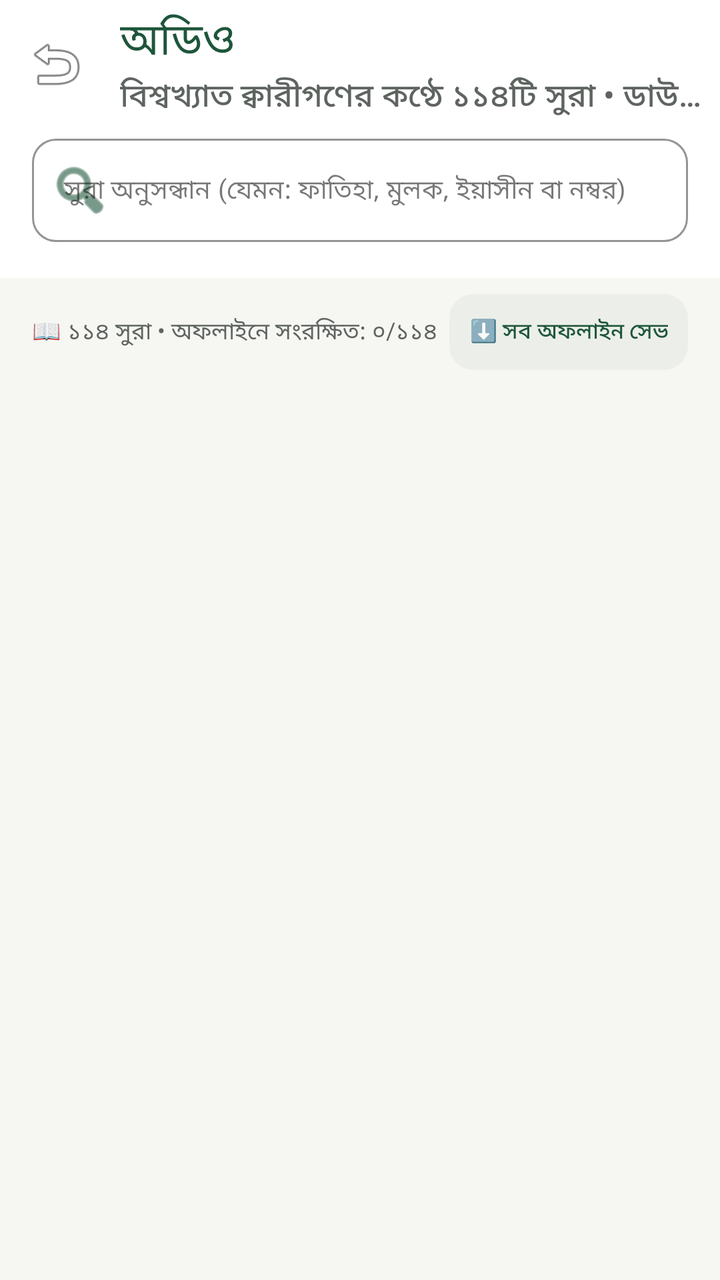
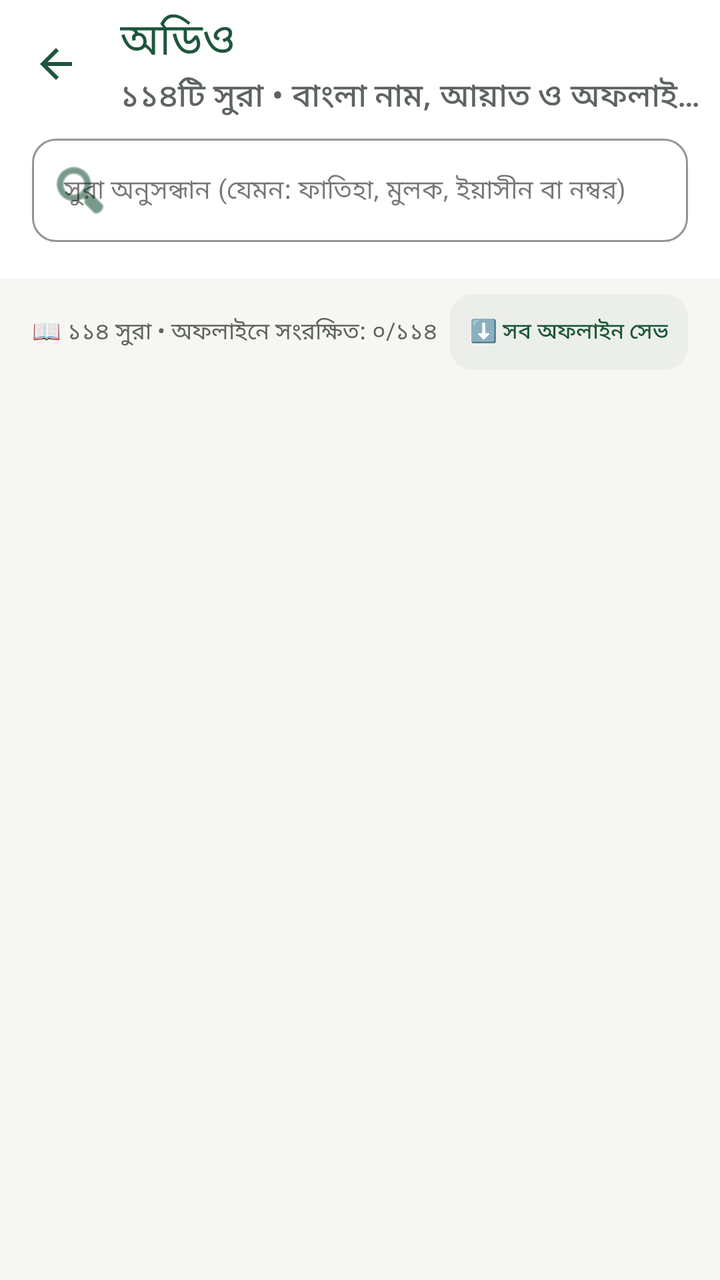

The first picture is an Android layout as it rendered before a commit; the second is the same layout after the commit. The layout source and the unified diff follow.
<!-- AndroidManifest.xml: activity theme Theme.IslamicAlarm -->
<!-- res/layout/activity_audio_quran.xml -->
<?xml version="1.0" encoding="utf-8"?>
<androidx.coordinatorlayout.widget.CoordinatorLayout xmlns:android="http://schemas.android.com/apk/res/android"
    xmlns:app="http://schemas.android.com/apk/res-auto"
    android:layout_width="match_parent"
    android:layout_height="match_parent"
    android:background="@color/background">

    <com.google.android.material.appbar.AppBarLayout
        android:layout_width="match_parent"
        android:layout_height="wrap_content"
        android:background="@color/primary"
        app:elevation="0dp"
        app:liftOnScroll="false">

        <androidx.appcompat.widget.Toolbar
            android:id="@+id/toolbarAudioQuran"
            android:layout_width="match_parent"
            android:layout_height="?attr/actionBarSize"
            app:navigationIcon="@android:drawable/ic_menu_revert"
            app:subtitle="বিশ্বখ্যাত ক্বারীগণের কণ্ঠে ১১৪টি সুরা • ডাউনলোড ও অফলাইন"
            app:subtitleTextColor="@color/text_secondary"
            app:title="অডিও"
            app:titleTextColor="@color/secondary" />

        
        <LinearLayout
            android:layout_width="match_parent"
            android:layout_height="wrap_content"
            android:paddingHorizontal="16dp"
            android:paddingBottom="8dp">

            <com.google.android.material.textfield.TextInputLayout
                android:id="@+id/tilSearchAudioSurah"
                style="@style/Widget.MaterialComponents.TextInputLayout.OutlinedBox"
                android:layout_width="match_parent"
                android:layout_height="wrap_content"
                app:boxBackgroundColor="@color/surface"
                app:boxCornerRadiusBottomEnd="12dp"
                app:boxCornerRadiusBottomStart="12dp"
                app:boxCornerRadiusTopEnd="12dp"
                app:boxCornerRadiusTopStart="12dp"
                app:boxStrokeColor="@color/secondary"
                app:hintTextColor="@color/secondary"
                app:startIconDrawable="@android:drawable/ic_menu_search"
                app:startIconTint="@color/secondary">

                <com.google.android.material.textfield.TextInputEditText
                    android:id="@+id/etSearchAudioSurah"
                    android:layout_width="match_parent"
                    android:layout_height="wrap_content"
                    android:hint="সুরা অনুসন্ধান (যেমন: ফাতিহা, মুলক, ইয়াসীন বা নম্বর)"
                    android:imeOptions="actionSearch"
                    android:inputType="text"
                    android:maxLines="1"
                    android:textColor="@color/text_primary"
                    android:textSize="13sp" />

            </com.google.android.material.textfield.TextInputLayout>

        </LinearLayout>

        
        <HorizontalScrollView
            android:layout_width="match_parent"
            android:layout_height="wrap_content"
            android:paddingHorizontal="16dp"
            android:paddingBottom="10dp"
            android:scrollbars="none">

            <com.google.android.material.chip.ChipGroup
                android:id="@+id/chipGroupReciters"
                android:layout_width="wrap_content"
                android:layout_height="wrap_content"
                app:singleSelection="true" />

        </HorizontalScrollView>

    </com.google.android.material.appbar.AppBarLayout>

    <LinearLayout
        android:layout_width="match_parent"
        android:layout_height="match_parent"
        android:orientation="vertical"
        app:layout_behavior="@string/appbar_scrolling_view_behavior">

        
        <LinearLayout
            android:layout_width="match_parent"
            android:layout_height="wrap_content"
            android:gravity="center_vertical"
            android:orientation="horizontal"
            android:paddingHorizontal="16dp"
            android:paddingTop="8dp"
            android:paddingBottom="4dp">

            <TextView
                android:id="@+id/tvSurahCountLabel"
                android:layout_width="0dp"
                android:layout_height="wrap_content"
                android:layout_weight="1"
                android:text="📖 ১১৪ সুরা • অফলাইনে সংরক্ষিত: ০/১১৪"
                android:textColor="@color/text_secondary"
                android:textSize="11.5sp" />

            <com.google.android.material.button.MaterialButton
                android:id="@+id/btnDownloadAllOffline"
                style="@style/Widget.Material3.Button.TonalButton"
                android:layout_width="wrap_content"
                android:layout_height="38dp"
                android:insetTop="0dp"
                android:insetBottom="0dp"
                android:paddingHorizontal="10dp"
                android:text="⬇️ সব অফলাইন সেভ"
                android:textColor="@color/secondary"
                android:textSize="11sp"
                app:backgroundTint="@color/surface_container"
                app:cornerRadius="12dp" />

        </LinearLayout>

        <ProgressBar
            android:id="@+id/pbBatchDownload"
            style="@style/Widget.AppCompat.ProgressBar.Horizontal"
            android:layout_width="match_parent"
            android:layout_height="4dp"
            android:layout_marginHorizontal="16dp"
            android:layout_marginBottom="4dp"
            android:max="114"
            android:progressTint="@color/secondary"
            android:visibility="gone" />

        
        <androidx.recyclerview.widget.RecyclerView
            android:id="@+id/rvAudioSurahs"
            android:layout_width="match_parent"
            android:layout_height="0dp"
            android:layout_weight="1"
            android:clipToPadding="false"
            android:paddingBottom="140dp" />

    </LinearLayout>

    
    <com.google.android.material.card.MaterialCardView
        android:id="@+id/cardFullAudioPlayer"
        android:layout_width="match_parent"
        android:layout_height="wrap_content"
        android:layout_gravity="bottom"
        android:layout_marginHorizontal="12dp"
        android:layout_marginBottom="12dp"
        android:visibility="gone"
        app:cardBackgroundColor="@color/surface"
        app:cardCornerRadius="18dp"
        app:cardElevation="10dp"
        app:strokeColor="@color/secondary"
        app:strokeWidth="1.5dp">

        <LinearLayout
            android:layout_width="match_parent"
            android:layout_height="wrap_content"
            android:orientation="vertical"
            android:padding="12dp">

            
            <LinearLayout
                android:layout_width="match_parent"
                android:layout_height="wrap_content"
                android:gravity="center_vertical"
                android:orientation="horizontal">

                <LinearLayout
                    android:layout_width="0dp"
                    android:layout_height="wrap_content"
                    android:layout_weight="1"
                    android:orientation="vertical">

                    <TextView
                        android:id="@+id/tvPlayerSurahTitle"
                        android:layout_width="wrap_content"
                        android:layout_height="wrap_content"
                        android:text="সুরা ১: আল-ফাতিহা (الفاتحة)"
                        android:textColor="@color/text_primary"
                        android:textSize="15sp"
                        android:textStyle="bold" />

                    <TextView
                        android:id="@+id/tvPlayerReciterName"
                        android:layout_width="wrap_content"
                        android:layout_height="wrap_content"
                        android:layout_marginTop="2dp"
                        android:text="ক্বারী মিশারী রশিদ আল-আফাসি"
                        android:textColor="@color/secondary"
                        android:textSize="12sp" />

                </LinearLayout>

                <ImageButton
                    android:id="@+id/btnPlayerClose"
                    android:layout_width="32dp"
                    android:layout_height="32dp"
                    android:background="?attr/selectableItemBackgroundBorderless"
                    android:contentDescription="Close Player"
                    android:src="@android:drawable/ic_menu_close_clear_cancel"
                    app:tint="@color/text_secondary" />

            </LinearLayout>

            
            <SeekBar
                android:id="@+id/sbSurahProgress"
                android:layout_width="match_parent"
                android:layout_height="wrap_content"
                android:layout_marginTop="6dp"
                android:max="100"
                android:progress="0"
                android:progressTint="@color/secondary"
                android:thumbTint="@color/secondary" />

            
            <LinearLayout
                android:layout_width="match_parent"
                android:layout_height="wrap_content"
                android:paddingHorizontal="8dp"
                android:orientation="horizontal">

                <TextView
                    android:id="@+id/tvPlayerCurrentTime"
                    android:layout_width="0dp"
                    android:layout_height="wrap_content"
                    android:layout_weight="1"
                    android:text="০০:০০"
                    android:textColor="@color/text_secondary"
                    android:textSize="11sp" />

                <TextView
                    android:id="@+id/tvPlayerTotalDuration"
                    android:layout_width="wrap_content"
                    android:layout_height="wrap_content"
                    android:text="০০:০০"
                    android:textColor="@color/text_secondary"
                    android:textSize="11sp" />

            </LinearLayout>

            
            <LinearLayout
                android:layout_width="match_parent"
                android:layout_height="wrap_content"
                android:gravity="center"
                android:orientation="horizontal">

                <ImageButton
                    android:id="@+id/btnPlayerRepeat"
                    android:layout_width="40dp"
                    android:layout_height="40dp"
                    android:layout_marginEnd="16dp"
                    android:background="?attr/selectableItemBackgroundBorderless"
                    android:contentDescription="Repeat Mode"
                    android:src="@android:drawable/ic_menu_rotate"
                    app:tint="@color/text_secondary" />

                <ImageButton
                    android:id="@+id/btnPlayerPrev"
                    android:layout_width="44dp"
                    android:layout_height="44dp"
                    android:layout_marginEnd="12dp"
                    android:background="?attr/selectableItemBackgroundBorderless"
                    android:contentDescription="Previous Surah"
                    android:src="@android:drawable/ic_media_previous"
                    app:tint="@color/text_primary" />

                <com.google.android.material.floatingactionbutton.FloatingActionButton
                    android:id="@+id/btnPlayerPlayPause"
                    android:layout_width="wrap_content"
                    android:layout_height="wrap_content"
                    android:contentDescription="Play/Pause"
                    android:src="@android:drawable/ic_media_play"
                    app:backgroundTint="@color/secondary"
                    app:fabCustomSize="52dp"
                    app:tint="@color/primary" />

                <ImageButton
                    android:id="@+id/btnPlayerNext"
                    android:layout_width="44dp"
                    android:layout_height="44dp"
                    android:layout_marginStart="12dp"
                    android:background="?attr/selectableItemBackgroundBorderless"
                    android:contentDescription="Next Surah"
                    android:src="@android:drawable/ic_media_next"
                    app:tint="@color/text_primary" />

                <ImageButton
                    android:id="@+id/btnPlayerMushaf"
                    android:layout_width="40dp"
                    android:layout_height="40dp"
                    android:layout_marginStart="16dp"
                    android:background="?attr/selectableItemBackgroundBorderless"
                    android:contentDescription="Open Mushaf"
                    android:src="@android:drawable/ic_menu_agenda"
                    app:tint="@color/text_secondary" />

            </LinearLayout>

        </LinearLayout>

    </com.google.android.material.card.MaterialCardView>

</androidx.coordinatorlayout.widget.CoordinatorLayout>
<!-- resources referenced by this layout -->
<resources>
  <color name="background">#F6F6F3</color>
  <color name="primary">#FFFFFF</color>
  <color name="secondary">#1E563B</color>
  <color name="surface">#FFFFFF</color>
  <color name="surface_container">#ECEFE9</color>
  <color name="text_primary">#1A1D1B</color>
  <color name="text_secondary">#5E6460</color>
  <style name="Theme.IslamicAlarm" parent="Theme.Material3.Light.NoActionBar">
          <item name="colorPrimary">@color/dua_primary</item>
          <item name="colorOnPrimary">@color/white</item>
          <item name="colorPrimaryDark">@color/primary_variant</item>
          <item name="colorSecondary">@color/secondary</item>
          <item name="colorOnSecondary">@color/white</item>
          <item name="colorSurface">@color/surface</item>
          <item name="colorOnSurface">@color/text_primary</item>
          <item name="android:colorBackground">@color/background</item>
          <item name="colorOnBackground">@color/text_primary</item>
          <item name="android:statusBarColor">@color/background</item>
          <item name="android:navigationBarColor">@color/background</item>
          <item name="android:windowLightStatusBar">true</item>
          <item name="android:windowLightNavigationBar">true</item>
          <item name="android:windowBackground">@color/background</item>
      </style>
  <color name="dua_primary">#1E563B</color>
  <color name="white">#FFFFFFFF</color>
  <color name="primary_variant">#143D29</color>
</resources>

<!-- the commit's change to res/layout/activity_audio_quran.xml (unified diff, before → after) -->
@@ -16,8 +16,9 @@
             android:id="@+id/toolbarAudioQuran"
             android:layout_width="match_parent"
             android:layout_height="?attr/actionBarSize"
-            app:navigationIcon="@android:drawable/ic_menu_revert"
-            app:subtitle="বিশ্বখ্যাত ক্বারীগণের কণ্ঠে ১১৪টি সুরা • ডাউনলোড ও অফলাইন"
+            app:navigationIcon="@drawable/ic_arrow_back_24"
+            app:navigationIconTint="@color/secondary"
+            app:subtitle="১১৪টি সুরা • বাংলা নাম, আয়াত ও অফলাইন তিলাওয়াত"
             app:subtitleTextColor="@color/text_secondary"
             app:title="অডিও"
             app:titleTextColor="@color/secondary" />
<!-- resource entries referenced after the edit -->
@@ -7,6 +7,14 @@
   <color name="surface_container">#ECEFE9</color>
   <color name="text_primary">#1A1D1B</color>
   <color name="text_secondary">#5E6460</color>
+  <!-- drawable ic_arrow_back_24 (drawable) -->
+  <?xml version="1.0" encoding="utf-8"?>
+  <vector xmlns:android="http://schemas.android.com/apk/res/android"
+      android:width="24dp" android:height="24dp"
+      android:viewportWidth="24" android:viewportHeight="24">
+      <path android:fillColor="#1E563B"
+          android:pathData="M20,11H7.83l5.59,-5.59L12,4l-8,8 8,8 1.41,-1.41L7.83,13H20v-2z"/>
+  </vector>
   <style name="Theme.IslamicAlarm" parent="Theme.Material3.Light.NoActionBar">
           <item name="colorPrimary">@color/dua_primary</item>
           <item name="colorOnPrimary">@color/white</item>
